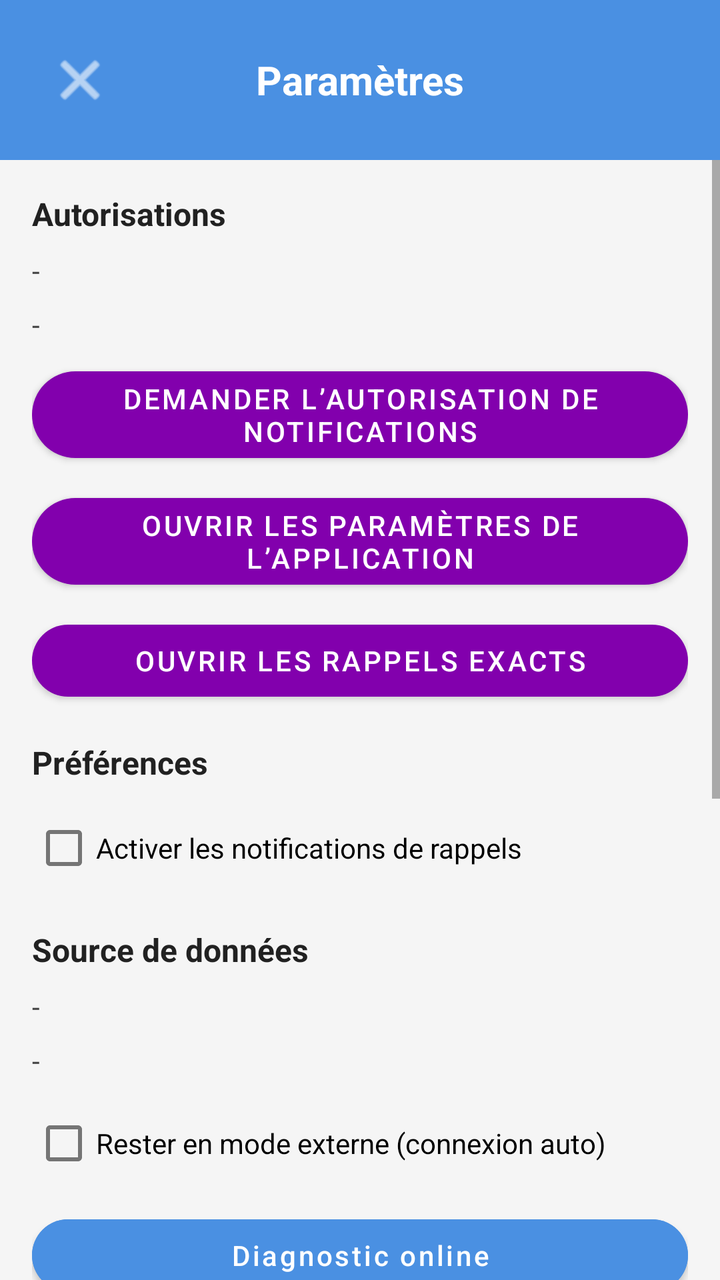
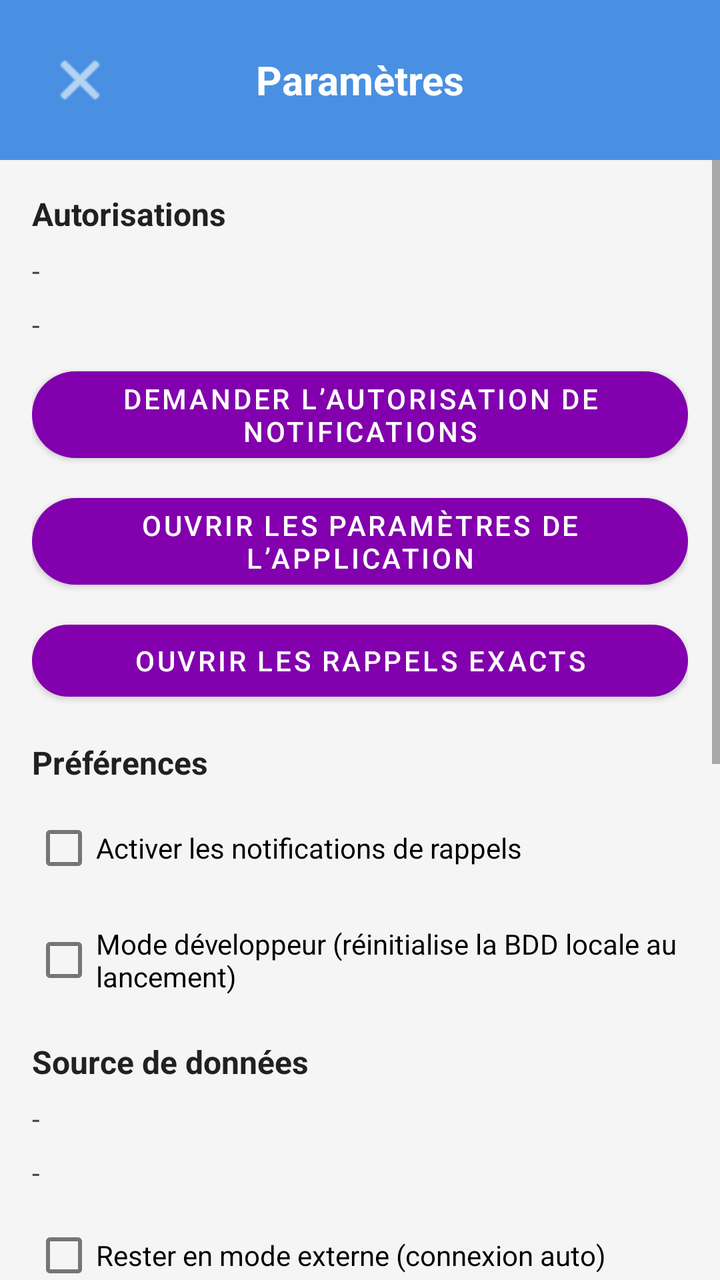

Compare the two renders of this Android layout. The source of the first and the diff that turns it into the second are given below.
<!-- AndroidManifest.xml: application theme Theme.Gestion_MobileK -->
<!-- res/layout/activity_settings.xml -->
<?xml version="1.0" encoding="utf-8"?>
<androidx.coordinatorlayout.widget.CoordinatorLayout xmlns:android="http://schemas.android.com/apk/res/android"
    xmlns:app="http://schemas.android.com/apk/res-auto"
    xmlns:tools="http://schemas.android.com/tools"
    android:layout_width="match_parent"
    android:layout_height="match_parent"
    android:background="#F5F5F5"
    tools:context=".SettingsActivity">

    <LinearLayout
        android:layout_width="match_parent"
        android:layout_height="match_parent"
        android:orientation="vertical">

        <LinearLayout
            android:layout_width="match_parent"
            android:layout_height="wrap_content"
            android:background="#4A90E2"
            android:gravity="center_vertical"
            android:orientation="horizontal"
            android:padding="16dp">

            <ImageButton
                android:id="@+id/btnBack"
                android:layout_width="48dp"
                android:layout_height="48dp"
                android:background="?attr/selectableItemBackgroundBorderless"
                android:contentDescription="@string/home_back"
                android:scaleType="centerInside"
                android:src="@android:drawable/ic_menu_close_clear_cancel"
                app:tint="@android:color/white" />

            <TextView
                android:layout_width="0dp"
                android:layout_height="wrap_content"
                android:layout_weight="1"
                android:gravity="center"
                android:text="@string/settings_title"
                android:textColor="@android:color/white"
                android:textSize="20sp"
                android:textStyle="bold" />

            <View
                android:layout_width="48dp"
                android:layout_height="48dp" />
        </LinearLayout>

        <ScrollView
            android:layout_width="match_parent"
            android:layout_height="match_parent">

            <LinearLayout
                android:layout_width="match_parent"
                android:layout_height="wrap_content"
                android:orientation="vertical"
                android:padding="16dp"
                android:paddingBottom="32dp">

                <TextView
                    android:layout_width="wrap_content"
                    android:layout_height="wrap_content"
                    android:layout_marginBottom="8dp"
                    android:text="@string/settings_permissions_title"
                    android:textSize="16sp"
                    android:textStyle="bold" />

                <TextView
                    android:id="@+id/tvNotificationStatus"
                    android:layout_width="match_parent"
                    android:layout_height="wrap_content"
                    android:layout_marginBottom="8dp"
                    android:textColor="#444444"
                    android:text="-" />

                <TextView
                    android:id="@+id/tvAlarmStatus"
                    android:layout_width="match_parent"
                    android:layout_height="wrap_content"
                    android:layout_marginBottom="8dp"
                    android:textColor="#444444"
                    android:text="-" />

                <Button
                    android:id="@+id/btnRequestNotifications"
                    android:layout_width="match_parent"
                    android:layout_height="wrap_content"
                    android:layout_marginBottom="8dp"
                    android:text="@string/settings_request_notifications" />

                <Button
                    android:id="@+id/btnOpenAppSettings"
                    android:layout_width="match_parent"
                    android:layout_height="wrap_content"
                    android:layout_marginBottom="8dp"
                    android:text="@string/settings_open_app_settings" />

                <Button
                    android:id="@+id/btnOpenAlarmSettings"
                    android:layout_width="match_parent"
                    android:layout_height="wrap_content"
                    android:layout_marginBottom="16dp"
                    android:text="@string/settings_open_alarm_settings" />

                <TextView
                    android:layout_width="wrap_content"
                    android:layout_height="wrap_content"
                    android:layout_marginBottom="8dp"
                    android:text="@string/settings_preferences_title"
                    android:textSize="16sp"
                    android:textStyle="bold" />

                <CheckBox
                    android:id="@+id/cbReminderNotifications"
                    android:layout_width="wrap_content"
                    android:layout_height="wrap_content"
                    android:layout_marginBottom="8dp"
                    android:text="@string/settings_reminder_notifications" />

                <TextView
                    android:layout_width="wrap_content"
                    android:layout_height="wrap_content"
                    android:layout_marginTop="8dp"
                    android:layout_marginBottom="8dp"
                    android:text="@string/settings_data_source_title"
                    android:textSize="16sp"
                    android:textStyle="bold" />

                <TextView
                    android:id="@+id/tvDataSourceStatus"
                    android:layout_width="match_parent"
                    android:layout_height="wrap_content"
                    android:layout_marginBottom="8dp"
                    android:text="-"
                    android:textColor="#444444" />

                <TextView
                    android:id="@+id/tvRemoteDbName"
                    android:layout_width="match_parent"
                    android:layout_height="wrap_content"
                    android:layout_marginBottom="8dp"
                    android:text="-"
                    android:textColor="#444444" />

                <CheckBox
                    android:id="@+id/cbKeepExternalMode"
                    android:layout_width="wrap_content"
                    android:layout_height="wrap_content"
                    android:layout_marginBottom="8dp"
                    android:text="@string/settings_keep_external_mode" />

                <Button
                    android:id="@+id/btnOnlineDiagnostic"
                    android:layout_width="match_parent"
                    android:layout_height="wrap_content"
                    android:layout_marginBottom="16dp"
                    android:backgroundTint="#4A90E2"
                    android:text="@string/settings_online_diagnostic"
                    android:textAllCaps="false"
                    android:textColor="@android:color/white"
                    app:cornerRadius="24dp" />

                <Button
                    android:id="@+id/btnResyncReminders"
                    android:layout_width="match_parent"
                    android:layout_height="wrap_content"
                    android:layout_marginBottom="16dp"
                    android:text="@string/settings_resync_reminders" />

                <TextView
                    android:layout_width="wrap_content"
                    android:layout_height="wrap_content"
                    android:layout_marginBottom="8dp"
                    android:text="@string/settings_remote_db_title"
                    android:textSize="16sp"
                    android:textStyle="bold" />

                <TextView
                    android:layout_width="match_parent"
                    android:layout_height="wrap_content"
                    android:layout_marginBottom="12dp"
                    android:text="@string/settings_remote_db_description"
                    android:textColor="#666666"
                    android:textSize="13sp" />

                <Button
                    android:id="@+id/btnEditDbConnection"
                    android:layout_width="match_parent"
                    android:layout_height="wrap_content"
                    android:layout_marginBottom="8dp"
                    android:backgroundTint="#4A90E2"
                    android:text="@string/settings_edit_db_connection"
                    android:textAllCaps="false"
                    android:textColor="@android:color/white"
                    app:cornerRadius="24dp" />

                <Button
                    android:id="@+id/btnInitRemoteDb"
                    android:layout_width="match_parent"
                    android:layout_height="wrap_content"
                    android:layout_marginBottom="16dp"
                    android:backgroundTint="#E05252"
                    android:text="@string/settings_init_remote_db"
                    android:textAllCaps="false"
                    android:textColor="@android:color/white"
                    app:cornerRadius="24dp" />

                <TextView
                    android:layout_width="wrap_content"
                    android:layout_height="wrap_content"
                    android:layout_marginBottom="8dp"
                    android:text="@string/settings_about_title"
                    android:textSize="16sp"
                    android:textStyle="bold" />

                <TextView
                    android:id="@+id/tvAbout"
                    android:layout_width="match_parent"
                    android:layout_height="wrap_content"
                    android:layout_marginBottom="8dp"
                    android:textColor="#444444"
                    android:text="-" />

                <Button
                    android:id="@+id/btnLicense"
                    android:layout_width="match_parent"
                    android:layout_height="wrap_content"
                    android:text="@string/settings_license" />
            </LinearLayout>
        </ScrollView>
    </LinearLayout>

</androidx.coordinatorlayout.widget.CoordinatorLayout>
<!-- resources referenced by this layout -->
<resources>
  <string name="home_back">Retour</string>
  <string name="settings_about_title">À propos</string>
  <string name="settings_data_source_title">Source de données</string>
  <string name="settings_edit_db_connection">Modifier la connexion</string>
  <string name="settings_init_remote_db">Initialiser la base de données</string>
  <string name="settings_keep_external_mode">Rester en mode externe (connexion auto)</string>
  <string name="settings_license">Licence</string>
  <string name="settings_online_diagnostic">Diagnostic online</string>
  <string name="settings_open_alarm_settings">Ouvrir les rappels exacts</string>
  <string name="settings_open_app_settings">Ouvrir les paramètres de l’application</string>
  <string name="settings_permissions_title">Autorisations</string>
  <string name="settings_preferences_title">Préférences</string>
  <string name="settings_reminder_notifications">Activer les notifications de rappels</string>
  <string name="settings_remote_db_description">Configurez les paramètres de connexion à votre base MariaDB/MySQL distante. Le nom de la base est obligatoire pour l\'initialisation.</string>
  <string name="settings_remote_db_title">Base de données distante</string>
  <string name="settings_request_notifications">Demander l’autorisation de notifications</string>
  <string name="settings_resync_reminders">Resynchroniser les rappels</string>
  <string name="settings_title">Paramètres</string>
  <style name="Theme.Gestion_MobileK" parent="Theme.MaterialComponents.Light.NoActionBar">
          <item name="android:forceDarkAllowed" tools:targetApi="q">false</item>
  
          
          <item name="colorPrimary">#8200AD</item>
          <item name="colorPrimaryVariant">#4A90E2</item> 
          <item name="colorOnPrimary">@android:color/white</item>
  
          <item name="android:statusBarColor">#4A90E2</item>
          <item name="android:navigationBarColor">#000000</item>
  
          
          <item name="android:windowBackground">#F5F5F5</item>
          <item name="android:textColor">#212121</item>
  
          
          <item name="materialButtonStyle">@style/Widget.MaterialComponents.Button</item>
          <item name="shapeAppearanceSmallComponent">@style/ShapeAppearance.App.SmallComponent</item>
      </style>
  <style name="ShapeAppearance.App.SmallComponent" parent="ShapeAppearance.MaterialComponents.SmallComponent">
          <item name="cornerFamily">rounded</item>
          <item name="cornerSize">24dp</item>  
      </style>
</resources>

<!-- the commit's change to res/layout/activity_settings.xml (unified diff, before → after) -->
@@ -116,6 +116,13 @@
                     android:layout_marginBottom="8dp"
                     android:text="@string/settings_reminder_notifications" />
 
+                <CheckBox
+                    android:id="@+id/cbDevResetDb"
+                    android:layout_width="wrap_content"
+                    android:layout_height="wrap_content"
+                    android:layout_marginBottom="8dp"
+                    android:text="@string/settings_dev_reset_db" />
+
                 <TextView
                     android:layout_width="wrap_content"
                     android:layout_height="wrap_content"
<!-- resource entries referenced after the edit -->
@@ -3,6 +3,7 @@
   <string name="home_back">Retour</string>
   <string name="settings_about_title">À propos</string>
   <string name="settings_data_source_title">Source de données</string>
+  <string name="settings_dev_reset_db">Mode développeur (réinitialise la BDD locale au lancement)</string>
   <string name="settings_edit_db_connection">Modifier la connexion</string>
   <string name="settings_init_remote_db">Initialiser la base de données</string>
   <string name="settings_keep_external_mode">Rester en mode externe (connexion auto)</string>
